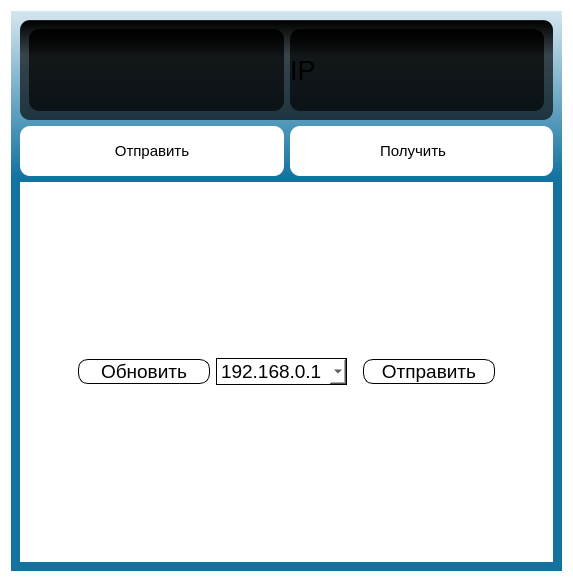
Qt form app/view/src/mainmenu.ui (Folonder/NetClip) before a commit.
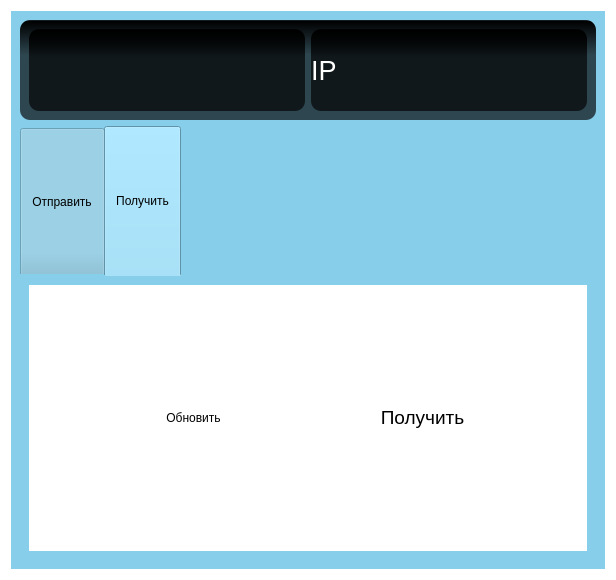
The same form after that commit. Icons and pictures are not drawn.

```diff
--- a/app/view/src/mainmenu.ui
+++ b/app/view/src/mainmenu.ui
@@ -6,8 +6,8 @@
    <rect>
     <x>0</x>
     <y>0</y>
-    <width>573</width>
-    <height>582</height>
+    <width>616</width>
+    <height>580</height>
    </rect>
   </property>
   <property name="windowTitle">
@@ -16,8 +16,8 @@
   <property name="styleSheet">
    <string notr="true">background-color: rgb(255, 255, 255);</string>
   </property>
-  <layout class="QGridLayout" name="gridLayout">
-   <item row="2" column="0">
+  <layout class="QGridLayout" name="gridLayout_5">
+   <item row="0" column="0">
     <widget class="QWidget" name="blue" native="true">
      <property name="minimumSize">
       <size>
@@ -28,242 +28,11 @@
      <property name="styleSheet">
       <string notr="true">QWidget {
     border-radius: 0px 0px 10px 10px;
-    background: qlineargradient(x1:0, y1:0, x2:0, y2:1, stop:0 #D5E6EF, stop:0.297 #1372A0);
+    background: skyblue;
 }
 </string>
      </property>
      <layout class="QGridLayout" name="gridLayout_3">
-      <item row="1" column="0">
-       <layout class="QGridLayout" name="gridLayout_2">
-        <item row="0" column="0">
-         <widget class="QWidget" name="widget_2" native="true">
-          <property name="maximumSize">
-           <size>
-            <width>16777215</width>
-            <height>50</height>
-           </size>
-          </property>
-          <property name="styleSheet">
-           <string notr="true">    border-radius: 10px; /* Adjust the value to control the roundness */
-    background-color: #ffffff; /* Set the background color */</string>
-          </property>
-          <layout class="QHBoxLayout" name="horizontalLayout">
-           <item>
-            <widget class="QPushButton" name="pushButton_2">
-             <property name="font">
-              <font>
-               <pointsize>11</pointsize>
-               <bold>false</bold>
-              </font>
-             </property>
-             <property name="cursor">
-              <cursorShape>PointingHandCursor</cursorShape>
-             </property>
-             <property name="styleSheet">
-              <string notr="true">color: black</string>
-             </property>
-             <property name="text">
-              <string>Отправить</string>
-             </property>
-            </widget>
-           </item>
-          </layout>
-         </widget>
-        </item>
-        <item row="1" column="0" colspan="2">
-         <widget class="QWidget" name="widget" native="true">
-          <property name="styleSheet">
-           <string notr="true">background-color: rgb(255, 255, 255);</string>
-          </property>
-          <layout class="QVBoxLayout" name="verticalLayout_3">
-           <item>
-            <layout class="QVBoxLayout" name="verticalLayout_2">
-             <item>
-              <layout class="QVBoxLayout" name="verticalLayout"/>
-             </item>
-             <item>
-              <widget class="QWidget" name="widget_8" native="true">
-               <property name="maximumSize">
-                <size>
-                 <width>16777215</width>
-                 <height>100</height>
-                </size>
-               </property>
-               <layout class="QHBoxLayout" name="horizontalLayout_5">
-                <item>
-                 <layout class="QHBoxLayout" name="horizontalLayout_4">
-                  <item>
-                   <spacer name="horizontalSpacer_2">
-                    <property name="orientation">
-                     <enum>Qt::Horizontal</enum>
-                    </property>
-                    <property name="sizeType">
-                     <enum>QSizePolicy::Maximum</enum>
-                    </property>
-                    <property name="sizeHint" stdset="0">
-                     <size>
-                      <width>40</width>
-                      <height>20</height>
-                     </size>
-                    </property>
-                   </spacer>
-                  </item>
-                  <item>
-                   <layout class="QHBoxLayout" name="horizontalLayout_3">
-                    <item>
-                     <widget class="QPushButton" name="updateButton">
-                      <property name="font">
-                       <font>
-                        <pointsize>14</pointsize>
-                       </font>
-                      </property>
-                      <property name="styleSheet">
-                       <string notr="true">border: 1px solid black;
-border-radius: 10px;
-</string>
-                      </property>
-                      <property name="text">
-                       <string>Обновить</string>
-                      </property>
-                     </widget>
-                    </item>
-                    <item>
-                     <widget class="QComboBox" name="comboBox">
-                      <property name="font">
-                       <font>
-                        <pointsize>14</pointsize>
-                       </font>
-                      </property>
-                      <property name="cursor">
-                       <cursorShape>PointingHandCursor</cursorShape>
-                      </property>
-                      <property name="styleSheet">
-                       <string notr="true">border: 1px solid black;
-
-</string>
-                      </property>
-                      <item>
-                       <property name="text">
-                        <string>192.168.0.1</string>
-                       </property>
-                      </item>
-                     </widget>
-                    </item>
-                    <item>
-                     <spacer name="horizontalSpacer">
-                      <property name="orientation">
-                       <enum>Qt::Horizontal</enum>
-                      </property>
-                      <property name="sizeType">
-                       <enum>QSizePolicy::Minimum</enum>
-                      </property>
-                      <property name="sizeHint" stdset="0">
-                       <size>
-                        <width>10</width>
-                        <height>20</height>
-                       </size>
-                      </property>
-                     </spacer>
-                    </item>
-                    <item>
-                     <widget class="QPushButton" name="pushButton">
-                      <property name="font">
-                       <font>
-                        <pointsize>14</pointsize>
-                       </font>
-                      </property>
-                      <property name="cursor">
-                       <cursorShape>PointingHandCursor</cursorShape>
-                      </property>
-                      <property name="styleSheet">
-                       <string notr="true">border: 1px solid black;
- border-radius: 10px;
-</string>
-                      </property>
-                      <property name="text">
-                       <string>Отправить</string>
-                      </property>
-                     </widget>
-                    </item>
-                   </layout>
-                  </item>
-                  <item>
-                   <spacer name="horizontalSpacer_3">
-                    <property name="orientation">
-                     <enum>Qt::Horizontal</enum>
-                    </property>
-                    <property name="sizeType">
-                     <enum>QSizePolicy::Maximum</enum>
-                    </property>
-                    <property name="sizeHint" stdset="0">
-                     <size>
-                      <width>40</width>
-                      <height>20</height>
-                     </size>
-                    </property>
-                   </spacer>
-                  </item>
-                 </layout>
-                </item>
-               </layout>
-              </widget>
-             </item>
-            </layout>
-           </item>
-          </layout>
-         </widget>
-        </item>
-        <item row="0" column="1">
-         <widget class="QWidget" name="widget_3" native="true">
-          <property name="styleSheet">
-           <string notr="true">    border-radius: 10px; /* Adjust the value to control the roundness */
-    background-color: #ffffff; /* Set the background color */</string>
-          </property>
-          <layout class="QHBoxLayout" name="horizontalLayout_2">
-           <item>
-            <widget class="QPushButton" name="pushButton_3">
-             <property name="font">
-              <font>
-               <pointsize>11</pointsize>
-              </font>
-             </property>
-             <property name="cursor">
-              <cursorShape>PointingHandCursor</cursorShape>
-             </property>
-             <property name="styleSheet">
-              <string notr="true">color: black</string>
-             </property>
-             <property name="text">
-              <string>Получить</string>
-             </property>
-            </widget>
-           </item>
-           <item>
-            <widget class="QLabel" name="label_4">
-             <property name="sizePolicy">
-              <sizepolicy hsizetype="Maximum" vsizetype="Preferred">
-               <horstretch>0</horstretch>
-               <verstretch>0</verstretch>
-              </sizepolicy>
-             </property>
-             <property name="font">
-              <font>
-               <family>Arial</family>
-               <pointsize>14</pointsize>
-               <bold>false</bold>
-               <strikeout>false</strikeout>
-              </font>
-             </property>
-             <property name="text">
-              <string/>
-             </property>
-            </widget>
-           </item>
-          </layout>
-         </widget>
-        </item>
-       </layout>
-      </item>
       <item row="0" column="0">
        <widget class="QWidget" name="black" native="true">
         <property name="minimumSize">
@@ -312,7 +81,10 @@
           </widget>
          </item>
          <item row="0" column="1">
-          <widget class="QLabel" name="label_2">
+          <widget class="QLabel" name="ipLabel">
+           <property name="enabled">
+            <bool>true</bool>
+           </property>
            <property name="minimumSize">
             <size>
              <width>100</width>
@@ -327,6 +99,9 @@
            <property name="autoFillBackground">
             <bool>false</bool>
            </property>
+           <property name="styleSheet">
+            <string notr="true">color:white;</string>
+           </property>
            <property name="text">
             <string>IP</string>
            </property>
@@ -335,6 +110,260 @@
         </layout>
        </widget>
       </item>
+      <item row="1" column="0">
+       <widget class="QTabWidget" name="tabWidget">
+        <property name="styleSheet">
+         <string notr="true">QTabBar::tab {
+    height: 150px; /* Set the width of tabs as desired */
+}</string>
+        </property>
+        <property name="currentIndex">
+         <number>1</number>
+        </property>
+        <widget class="QWidget" name="sendTab">
+         <attribute name="title">
+          <string>Отправить</string>
+         </attribute>
+         <layout class="QGridLayout" name="gridLayout">
+          <item row="0" column="0">
+           <widget class="QWidget" name="sendMainWidgetLayout" native="true">
+            <property name="styleSheet">
+             <string notr="true">background-color: rgb(255, 255, 255);</string>
+            </property>
+            <layout class="QVBoxLayout" name="verticalLayout_3">
+             <item>
+              <layout class="QVBoxLayout" name="sendMainWidgetVBoxLayout">
+               <item>
+                <layout class="QVBoxLayout" name="sendVerticalLayout"/>
+               </item>
+               <item>
+                <widget class="QWidget" name="sendLowBarWidget" native="true">
+                 <property name="maximumSize">
+                  <size>
+                   <width>16777215</width>
+                   <height>100</height>
+                  </size>
+                 </property>
+                 <layout class="QHBoxLayout" name="horizontalLayout_5">
+                  <item>
+                   <layout class="QHBoxLayout" name="sendLowBarWidgetLayout">
+                    <item>
+                     <spacer name="sendLowBarLeftSpacer">
+                      <property name="orientation">
+                       <enum>Qt::Horizontal</enum>
+                      </property>
+                      <property name="sizeType">
+                       <enum>QSizePolicy::Maximum</enum>
+                      </property>
+                      <property name="sizeHint" stdset="0">
+                       <size>
+                        <width>40</width>
+                        <height>20</height>
+                       </size>
+                      </property>
+                     </spacer>
+                    </item>
+                    <item>
+                     <layout class="QHBoxLayout" name="sendLowBarMiddleLayout">
+                      <item>
+                       <widget class="QPushButton" name="updateSendTabButton">
+                        <property name="text">
+                         <string>Обновить</string>
+                        </property>
+                       </widget>
+                      </item>
+                      <item>
+                       <widget class="QPushButton" name="ipManagerButton">
+                        <property name="enabled">
+                         <bool>true</bool>
+                        </property>
+                        <property name="text">
+                         <string>Ip-Manager</string>
+                        </property>
+                       </widget>
+                      </item>
+                      <item>
+                       <spacer name="horizontalSpacer">
+                        <property name="orientation">
+                         <enum>Qt::Horizontal</enum>
+                        </property>
+                        <property name="sizeType">
+                         <enum>QSizePolicy::Minimum</enum>
+                        </property>
+                        <property name="sizeHint" stdset="0">
+                         <size>
+                          <width>10</width>
+                          <height>20</height>
+                         </size>
+                        </property>
+                       </spacer>
+                      </item>
+                      <item>
+                       <widget class="QPushButton" name="sendButton">
+                        <property name="font">
+                         <font>
+                          <pointsize>14</pointsize>
+                         </font>
+                        </property>
+                        <property name="cursor">
+                         <cursorShape>PointingHandCursor</cursorShape>
+                        </property>
+                        <property name="styleSheet">
+                         <string notr="true">color: black</string>
+                        </property>
+                        <property name="text">
+                         <string>Отправить</string>
+                        </property>
+                       </widget>
+                      </item>
+                     </layout>
+                    </item>
+                    <item>
+                     <spacer name="sendLowBarRightpacer">
+                      <property name="orientation">
+                       <enum>Qt::Horizontal</enum>
+                      </property>
+                      <property name="sizeType">
+                       <enum>QSizePolicy::Maximum</enum>
+                      </property>
+                      <property name="sizeHint" stdset="0">
+                       <size>
+                        <width>40</width>
+                        <height>20</height>
+                       </size>
+                      </property>
+                     </spacer>
+                    </item>
+                   </layout>
+                  </item>
+                 </layout>
+                </widget>
+               </item>
+              </layout>
+             </item>
+            </layout>
+           </widget>
+          </item>
+         </layout>
+        </widget>
+        <widget class="QWidget" name="getTab">
+         <attribute name="title">
+          <string>Получить</string>
+         </attribute>
+         <layout class="QGridLayout" name="gridLayout_2">
+          <item row="0" column="0">
+           <widget class="QWidget" name="getMainWidgetLayout" native="true">
+            <property name="styleSheet">
+             <string notr="true">background-color: rgb(255, 255, 255);</string>
+            </property>
+            <layout class="QVBoxLayout" name="verticalLayout_4">
+             <item>
+              <layout class="QVBoxLayout" name="getMainWidgetVBoxLayout">
+               <item>
+                <layout class="QVBoxLayout" name="getVerticalLayout"/>
+               </item>
+               <item>
+                <widget class="QWidget" name="getLowBarWidget" native="true">
+                 <property name="maximumSize">
+                  <size>
+                   <width>16777215</width>
+                   <height>100</height>
+                  </size>
+                 </property>
+                 <layout class="QHBoxLayout" name="horizontalLayout_6">
+                  <item>
+                   <layout class="QHBoxLayout" name="getLowBarLayout">
+                    <item>
+                     <spacer name="getLowBarLeftSpacer">
+                      <property name="orientation">
+                       <enum>Qt::Horizontal</enum>
+                      </property>
+                      <property name="sizeType">
+                       <enum>QSizePolicy::Maximum</enum>
+                      </property>
+                      <property name="sizeHint" stdset="0">
+                       <size>
+                        <width>40</width>
+                        <height>20</height>
+                       </size>
+                      </property>
+                     </spacer>
+                    </item>
+                    <item>
+                     <layout class="QHBoxLayout" name="getLowBarMiddleLayout">
+                      <item>
+                       <widget class="QPushButton" name="updateGetTabButton">
+                        <property name="text">
+                         <string>Обновить</string>
+                        </property>
+                       </widget>
+                      </item>
+                      <item>
+                       <spacer name="getLowBarMiddleSpacer">
+                        <property name="orientation">
+                         <enum>Qt::Horizontal</enum>
+                        </property>
+                        <property name="sizeType">
+                         <enum>QSizePolicy::Minimum</enum>
+                        </property>
+                        <property name="sizeHint" stdset="0">
+                         <size>
+                          <width>10</width>
+                          <height>20</height>
+                         </size>
+                        </property>
+                       </spacer>
+                      </item>
+                      <item>
+                       <widget class="QPushButton" name="getButton">
+                        <property name="font">
+                         <font>
+                          <pointsize>14</pointsize>
+                         </font>
+                        </property>
+                        <property name="cursor">
+                         <cursorShape>PointingHandCursor</cursorShape>
+                        </property>
+                        <property name="styleSheet">
+                         <string notr="true">color: black</string>
+                        </property>
+                        <property name="text">
+                         <string>Получить</string>
+                        </property>
+                       </widget>
+                      </item>
+                     </layout>
+                    </item>
+                    <item>
+                     <spacer name="getLowBarRightSpacer">
+                      <property name="orientation">
+                       <enum>Qt::Horizontal</enum>
+                      </property>
+                      <property name="sizeType">
+                       <enum>QSizePolicy::Maximum</enum>
+                      </property>
+                      <property name="sizeHint" stdset="0">
+                       <size>
+                        <width>40</width>
+                        <height>20</height>
+                       </size>
+                      </property>
+                     </spacer>
+                    </item>
+                   </layout>
+                  </item>
+                 </layout>
+                </widget>
+               </item>
+              </layout>
+             </item>
+            </layout>
+           </widget>
+          </item>
+         </layout>
+        </widget>
+       </widget>
+      </item>
      </layout>
     </widget>
    </item>
```
Left out of the diff: 2 changed lines with no effect on the pictures.
